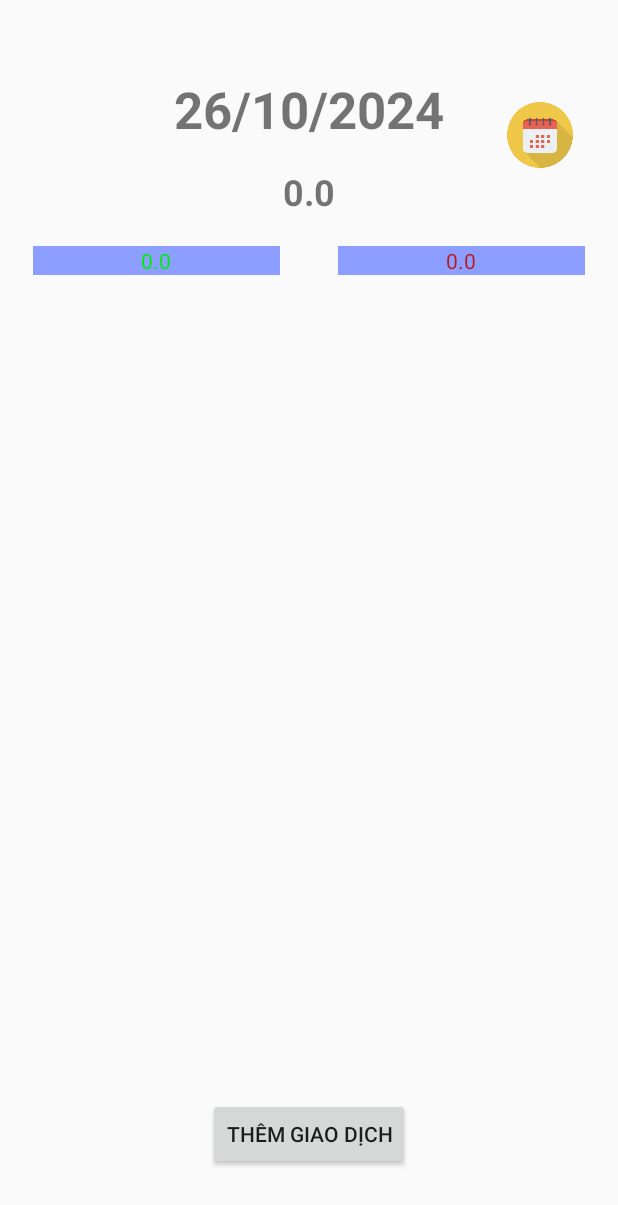
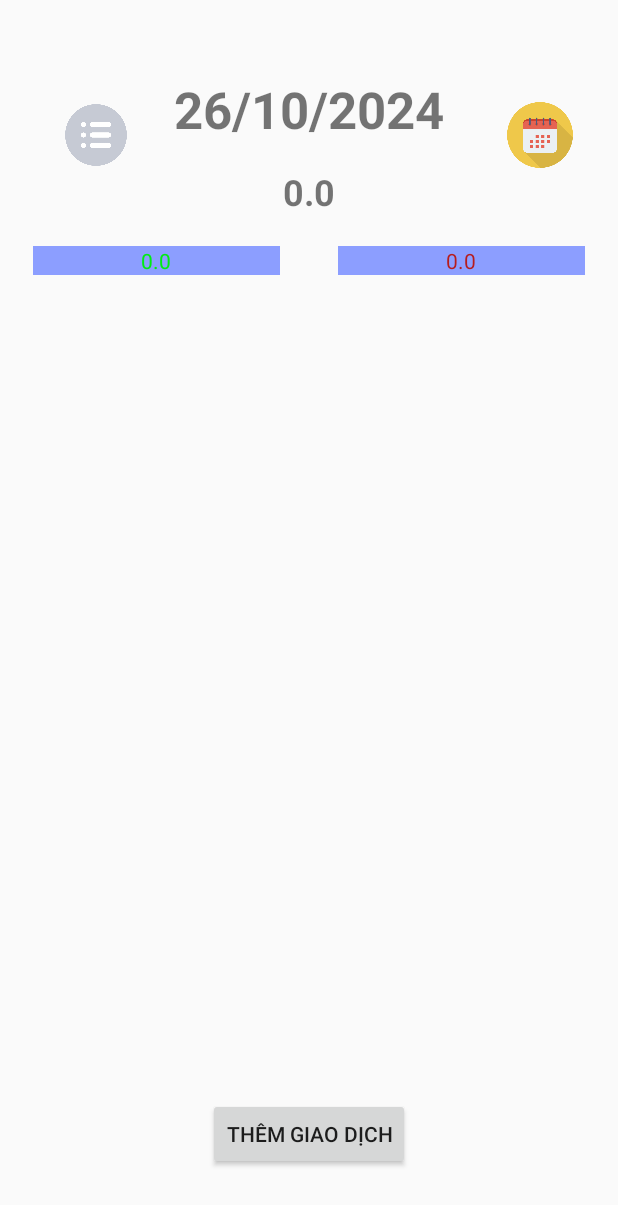
Before and after one commit to nghmyyy/laptrinhungdung_ptit, an Android app built with Jetpack Compose: the screen it shows after launch (MainActivity), on a phone screen of 412 x 824 dp. Shown: the top 1205 px of the screen. Run offline under Robolectric (Android 15) with nearby library versions, the phone set to English and light mode, and no system bars.

Commit message:
add Menu for Chart

```diff
--- a/app/src/main/AndroidManifest.xml
+++ b/app/src/main/AndroidManifest.xml
@@ -26,6 +26,8 @@
         <activity android:name=".activity.AddTransactionActivity" />
         <activity android:name=".activity.AddCatAct" />
         <activity android:name=".activity.MaterialCalendarViewAct"/>
+        <activity android:name=".activity.charCatAct" />
+        <activity android:name=".activity.charTimeAct" />
     </application>
 
 </manifest>
--- /dev/null
+++ b/app/src/main/java/com/map/nguyen_ha_my/bt2_lancuoi/activity/charCatAct.kt
@@ -0,0 +1,6 @@
+package com.map.nguyen_ha_my.bt2_lancuoi.activity
+
+import androidx.activity.ComponentActivity
+
+class charCatAct : ComponentActivity() {
+}
--- a/app/src/main/res/layout/main.xml
+++ b/app/src/main/res/layout/main.xml
@@ -75,7 +75,7 @@
         app:layout_constraintEnd_toStartOf="@+id/txtSumOut"
         app:layout_constraintStart_toStartOf="parent"
         app:layout_constraintTop_toBottomOf="@+id/txtSum"
-        app:layout_constraintWidth_percent="0.4"/>
+        app:layout_constraintWidth_percent="0.4" />
 
     <!-- Tổng tiền ra -->
     <TextView
@@ -105,4 +105,18 @@
         app:layout_constraintEnd_toEndOf="parent"
         app:layout_constraintTop_toTopOf="@+id/textDate" />
 
+    <ImageView
+        android:id="@+id/imgMenu"
+        android:layout_width="48dp"
+        android:layout_height="48dp"
+        android:layout_marginStart="18dp"
+        android:clickable="true"
+        android:src="@drawable/menu"
+        app:layout_constraintBottom_toTopOf="@+id/txtSumIn"
+        app:layout_constraintEnd_toStartOf="@+id/textDate"
+        app:layout_constraintHorizontal_bias="0.0"
+        app:layout_constraintStart_toStartOf="@+id/txtSumIn"
+        app:layout_constraintTop_toTopOf="@+id/textDate"
+        app:layout_constraintVertical_bias="0.242" />
+
 </androidx.constraintlayout.widget.ConstraintLayout>
--- /dev/null
+++ b/app/src/main/res/menu/statistical_menu.xml
@@ -0,0 +1,10 @@
+<?xml version="1.0" encoding="utf-8"?>
+<menu xmlns:android="http://schemas.android.com/apk/res/android">
+
+    <item
+        android:id="@+id/itm_cat"
+        android:title="Theo chủ đề" />
+    <item
+        android:id="@+id/itm_time"
+        android:title="Theo thời gian" />
+</menu>
```
Also changed, not shown: app/src/main/java/com/map/nguyen_ha_my/bt2_lancuoi/activity/MainActivity.kt (+29 -14 lines), app/src/main/java/com/map/nguyen_ha_my/bt2_lancuoi/activity/charTimeAct.kt (added, +7 -0 lines), app/src/main/java/com/map/nguyen_ha_my/bt2_lancuoi/adapter/CalendarAdapter.kt (deleted, +0 -64 lines), app/src/main/res/layout/day_item.xml (deleted, +0 -42 lines), app/src/main/res/layout/recycleview_calendar.xml (deleted, +0 -17 lines), app/src/main/res/drawable/menu.png (added).
